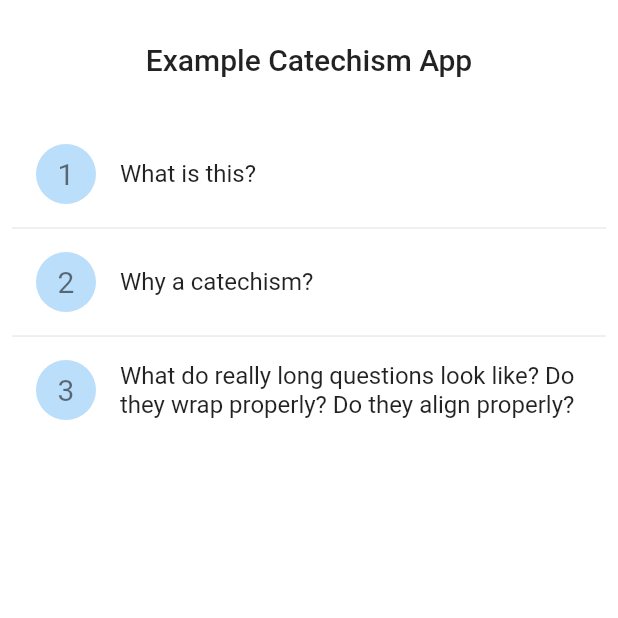
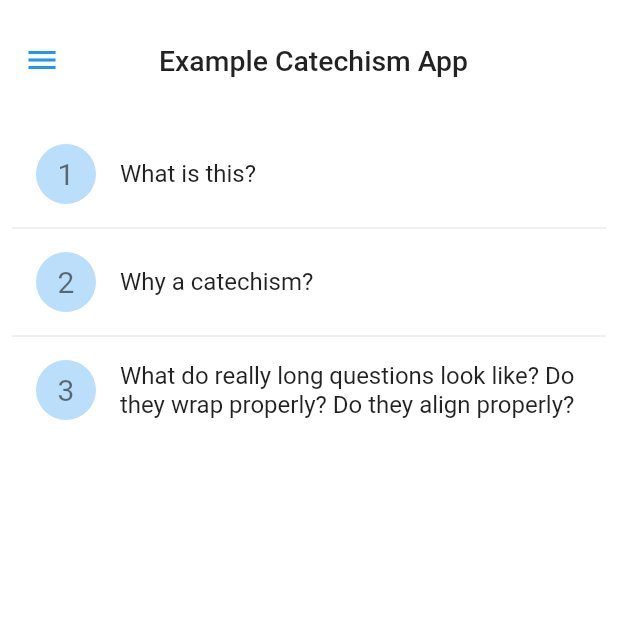
Before and after one commit to Fliturgy/catechism, a Flutter app: the screen it shows after launch, on a phone screen of 412 x 824 dp, the top half of it. Run offline on Flutter 3.47's test engine with Material 2 defaults, Android fonts, the phone set to English and light mode, and no system bars.

Commit message:
fix drawer not showing up

```diff
--- a/lib/src/widgets/top_bar.dart
+++ b/lib/src/widgets/top_bar.dart
@@ -36,7 +36,12 @@ class TopBar extends StatelessWidget implements PreferredSizeWidget {
   Widget build(BuildContext context) {
     return AppBar(
       centerTitle: true,
-      automaticallyImplyLeading: hasBackButton,
+      automaticallyImplyLeading: hasBackButton || !hasCloseButton,
+      leading: hasBackButton
+          ? BackButton(
+              color: Theme.of(context).primaryColor,
+            )
+          : null,
       elevation: 0,
       iconTheme: IconThemeData(color: Theme.of(context).primaryColor),
       toolbarHeight: (titles.isNotEmpty ? titles.length : 1) * 60.0 + 20.0,
```
